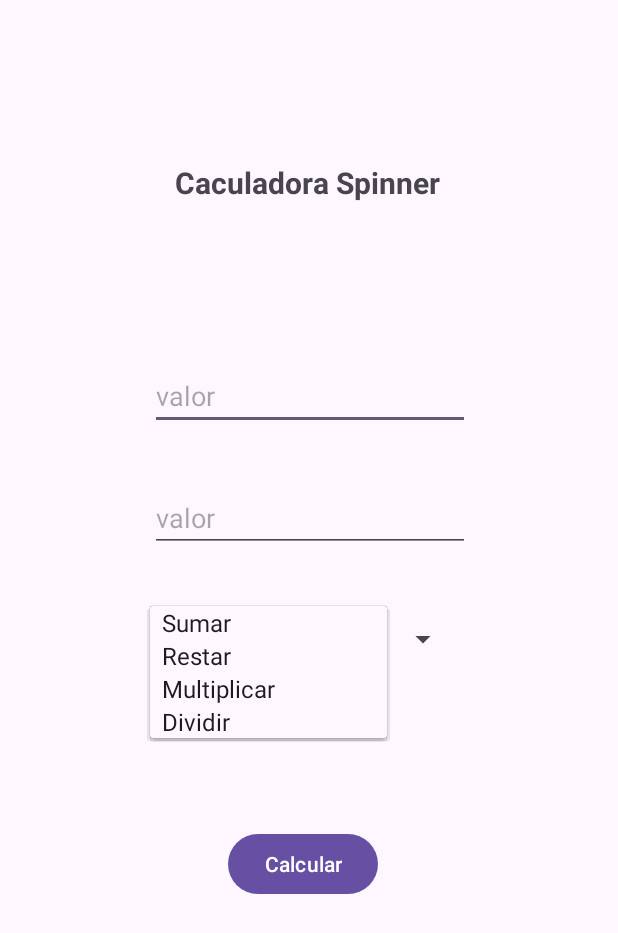
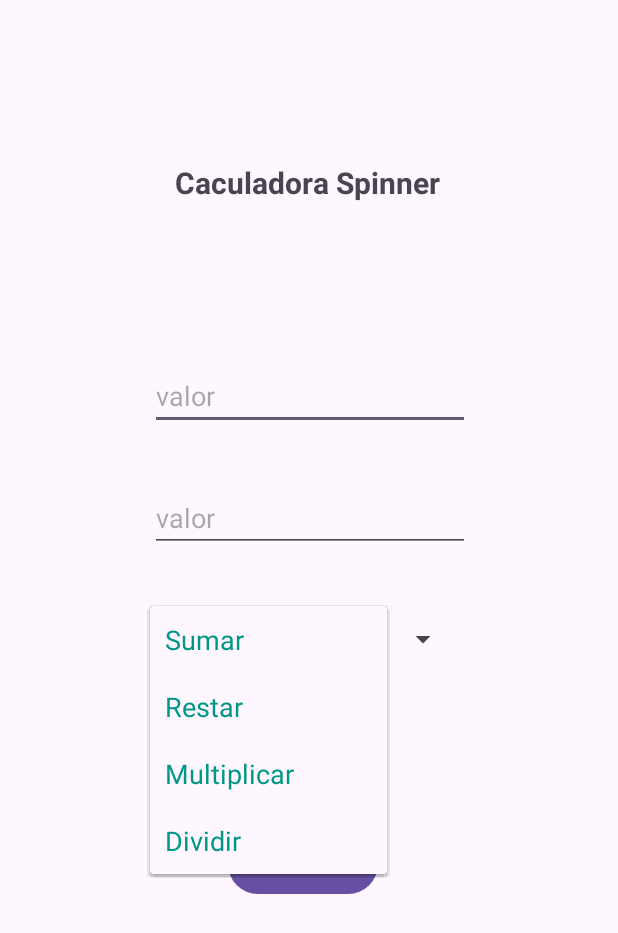
Before and after one commit to jotaalvarezz/androidStudio_apps, an Android app: the screen it shows after launch (MainActivity), after a tap on "Sumar", on a phone screen of 412 x 824 dp. Shown: the top 933 px of the screen. Run offline under Robolectric (Android 15) with nearby library versions, the phone set to English and light mode, and no system bars.

Commit message:
modificar spinner personalizado

```diff
--- a/app/src/main/java/com/example/myapplication/MainActivity.java
+++ b/app/src/main/java/com/example/myapplication/MainActivity.java
@@ -34,7 +34,7 @@ public class MainActivity extends AppCompatActivity {
         spinner = (Spinner)findViewById(R.id.spinner);
 
         String options[] = {"Sumar","Restar","Multiplicar","Dividir"};
-        ArrayAdapter <String> adapter = new ArrayAdapter<>(this, android.R.layout.simple_spinner_item, options);
+        ArrayAdapter <String> adapter = new ArrayAdapter<>(this, R.layout.spinner_item_jesus, options);
         spinner.setAdapter(adapter);
 
         ViewCompat.setOnApplyWindowInsetsListener(findViewById(R.id.main), (v, insets) -> {
--- /dev/null
+++ b/app/src/main/res/layout/spinner_item_jesus.xml
@@ -0,0 +1,8 @@
+<?xml version="1.0" encoding="utf-8"?>
+<TextView
+    android:layout_width="match_parent"
+    android:layout_height="wrap_content"
+    android:textSize="18sp"
+    android:padding="10sp"
+    android:textColor="#009688"
+    xmlns:android="http://schemas.android.com/apk/res/android" />
```
